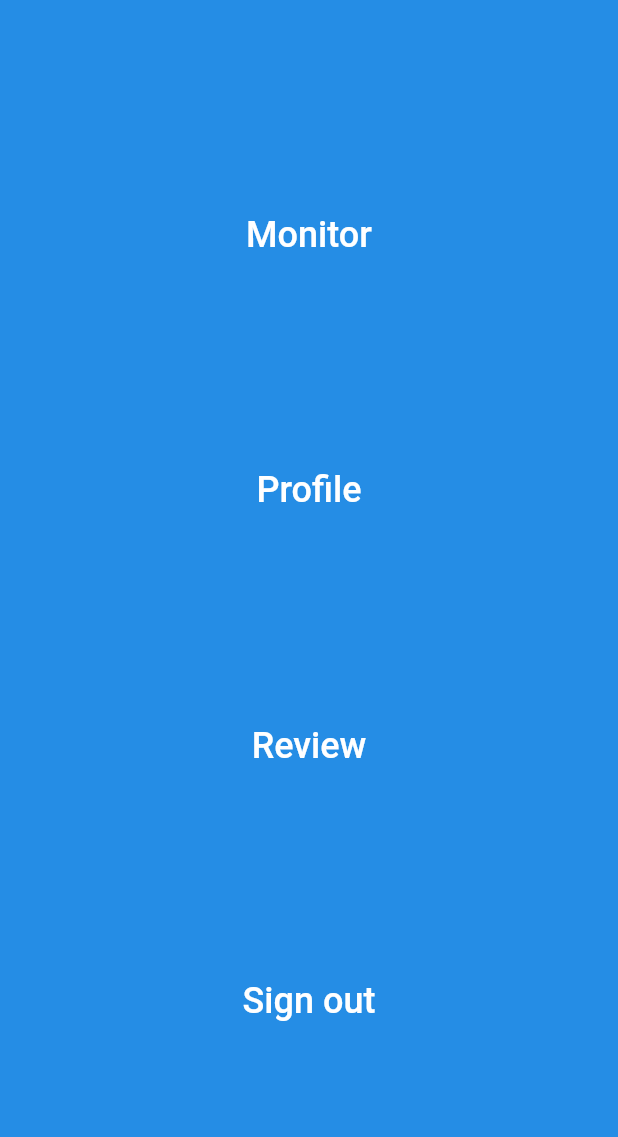
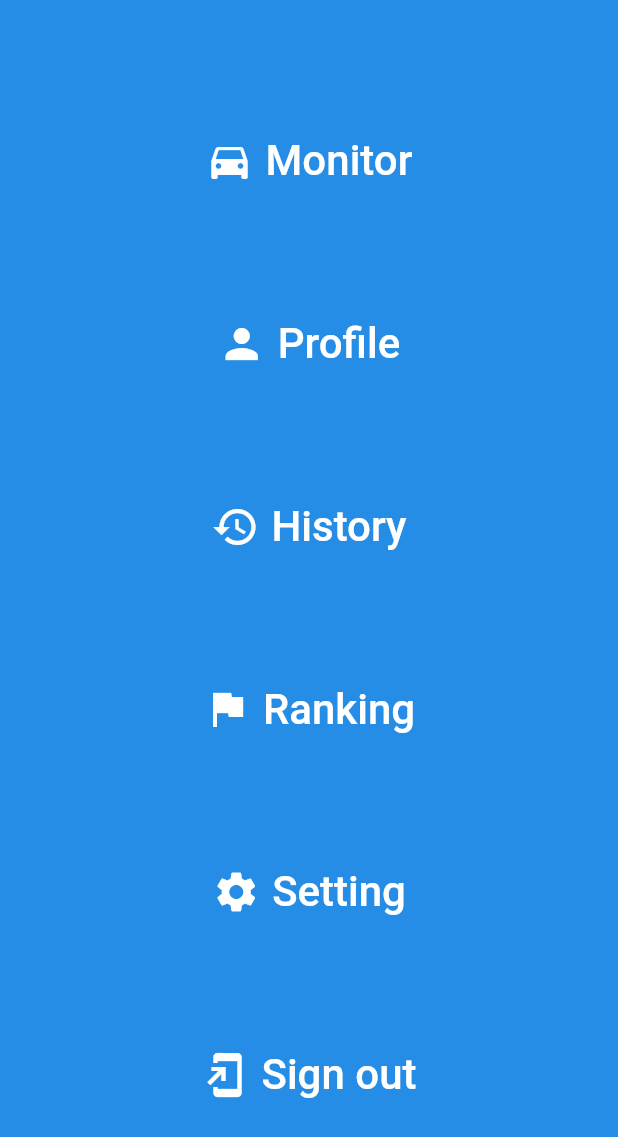
Before and after one commit to imlovincat/driving_companion_app, a Flutter app: the Menu widget shown alone on an empty page, opened directly, on a phone screen of 412 x 824 dp. Shown: the top 1137 px of the screen. Run offline on Flutter 3.47's test engine with Material 2 defaults, Android fonts, the phone set to English and light mode, and no system bars; our stand-ins replace cloud_firestore, firebase_auth, firebase_core, fl_chart, flutter_progress_hud, flutter_signin_button and 4 more; missing offline and left inert: flutter_polyline_points, flutter_session_manager, marker_icon; accounts and stored records are empty.

Commit message:
Add files via upload
updated

```diff
--- a/lib/menu.dart
+++ b/lib/menu.dart
@@ -1,18 +1,29 @@
 import 'package:flutter/material.dart';
 import 'package:firebase_auth/firebase_auth.dart';
+import 'package:cloud_firestore/cloud_firestore.dart';
 import 'package:flutter_progress_hud/flutter_progress_hud.dart';
+import 'package:flutter_session_manager/flutter_session_manager.dart';
 import 'monitor.dart';
 import 'review.dart';
 import 'register.dart';
 import 'signInPage.dart';
 import 'profile.dart';
-import 'pageviewDemo.dart';
+import 'setting.dart';
+import 'settingAdmin.dart';
 
 final FirebaseAuth _auth = FirebaseAuth.instance;
 
 class Menu extends StatelessWidget {
 
   final User? user = _auth.currentUser;
+  late String group = "USER";
+
+  Menu() {
+    groupAccess().then((val) {
+      group = val;
+      print(val);
+    });
+  }
 
   @override
   Widget build(BuildContext context) {
@@ -50,13 +61,18 @@ class Menu extends StatelessWidget {
             mainAxisAlignment: MainAxisAlignment.spaceEvenly,
             crossAxisAlignment: CrossAxisAlignment.center,
             children: <Widget>[
-              TextButton(
-                  child: Text(
-                      'Monitor',
-                      style: TextStyle(
-                          color: Colors.white,
-                          fontSize: 24
-                      )
+              /*Container(
+                width: 100,
+                height: 100,
+                child: Image.asset(
+                  'assets/images/a1.png',
+                ),
+              ),*/
+              TextButton.icon(
+                  icon: Icon(Icons.directions_car,size: 32.0),
+                  label: Text('Monitor', style: TextStyle(color: Colors.white, fontSize: 28)),
+                  style: ButtonStyle(
+                    foregroundColor: MaterialStateProperty.all<Color>(Colors.white),
                   ),
                   onPressed: () {
                     Navigator.push(
@@ -65,13 +81,11 @@ class Menu extends StatelessWidget {
                     ));
                   },
                 ),
-              TextButton(
-                child: Text(
-                    'Profile',
-                    style: TextStyle(
-                        color: Colors.white,
-                        fontSize: 24
-                    )
+              TextButton.icon(
+                icon: Icon(Icons.person,size: 32.0),
+                label: Text('Profile', style: TextStyle(color: Colors.white, fontSize: 28)),
+                style: ButtonStyle(
+                  foregroundColor: MaterialStateProperty.all<Color>(Colors.white),
                 ),
                 onPressed: () {
                   Navigator.push(
@@ -81,13 +95,11 @@ class Menu extends StatelessWidget {
                   );
                 },
               ),
-              TextButton(
-                child: Text(
-                    'Review',
-                    style: TextStyle(
-                        color: Colors.white,
-                        fontSize: 24
-                    )
+              TextButton.icon(
+                icon: Icon(Icons.history,size: 32.0),
+                label: Text('History', style: TextStyle(color: Colors.white, fontSize: 28)),
+                style: ButtonStyle(
+                  foregroundColor: MaterialStateProperty.all<Color>(Colors.white),
                 ),
                 onPressed: () {
                   Navigator.push(
@@ -97,13 +109,47 @@ class Menu extends StatelessWidget {
                   );
                 },
               ),
-              TextButton(
-                child: Text(
-                    'Sign out',
-                    style: TextStyle(
-                        color: Colors.white,
-                        fontSize: 24
-                    )
+              TextButton.icon(
+                icon: Icon(Icons.assistant_photo,size: 32.0),
+                label: Text('Ranking', style: TextStyle(color: Colors.white, fontSize: 28)),
+                style: ButtonStyle(
+                  foregroundColor: MaterialStateProperty.all<Color>(Colors.white),
+                ),
+                onPressed: () {
+                  Navigator.push(
+                      context, MaterialPageRoute(
+                      builder: (context) => Review()
+                  )
+                  );
+                },
+              ),
+              TextButton.icon(
+                icon: Icon(Icons.settings,size: 32.0),
+                label: Text('Setting', style: TextStyle(color: Colors.white, fontSize: 28)),
+                style: ButtonStyle(
+                  foregroundColor: MaterialStateProperty.all<Color>(Colors.white),
+                ),
+                onPressed: () {
+                  if (group == "ADMIN") {
+                    Navigator.push(
+                        context, MaterialPageRoute(
+                        builder: (context) => SettingAdmin()
+                    ));
+                  }
+                  else {
+                    Navigator.push(
+                        context, MaterialPageRoute(
+                        builder: (context) => Setting()
+                    ));
+                  }
+
+                },
+              ),
+              TextButton.icon(
+                icon: Icon(Icons.add_to_home_screen,size: 32.0),
+                label: Text('Sign out', style: TextStyle(color: Colors.white, fontSize: 28)),
+                style: ButtonStyle(
+                  foregroundColor: MaterialStateProperty.all<Color>(Colors.white),
                 ),
                 onPressed: () async {
                   await showDialog(
@@ -136,4 +182,9 @@ class Menu extends StatelessWidget {
         ),
     ));
   }
+
+  Future<String> groupAccess() async{
+    return await SessionManager().get('group');
+  }
+
 }
```
Also changed, not shown: lib/setAlgorithm.dart (added, +170 -0 lines), lib/settingAdmin.dart (added, +232 -0 lines).
